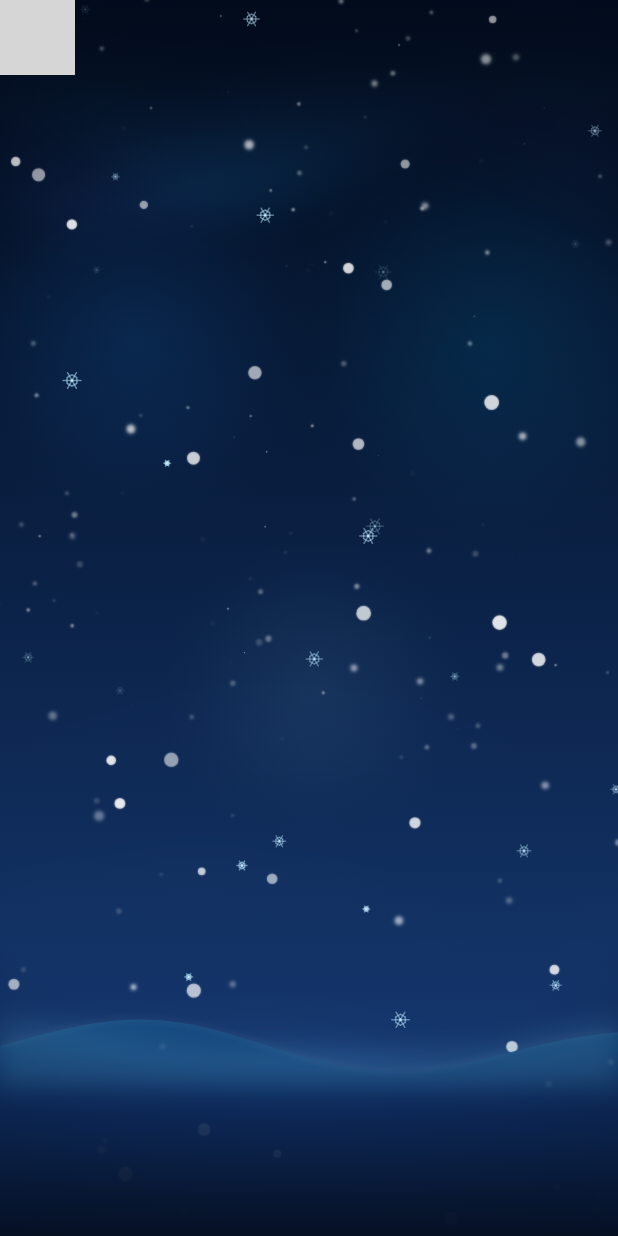
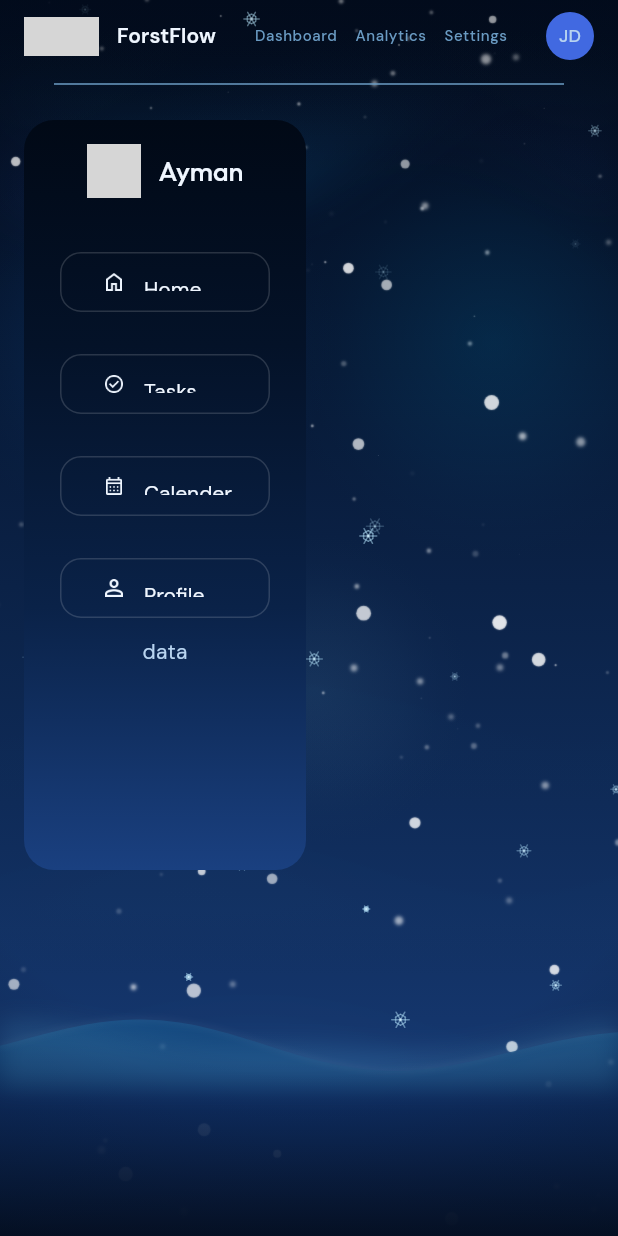
Before and after one commit to Hegazy28/omen, a Flutter app: the screen it shows after launch, on a phone screen of 412 x 824 dp. Run offline on Flutter 3.47's test engine with Material 3 defaults, Android fonts, the phone set to English and light mode, and no system bars; our stand-ins replace google_fonts; missing offline and left inert: window_manager; grey boxes are pictures that could not be loaded.

Commit message:
nice progress

```diff
--- a/lib/component/bg.dart
+++ b/lib/component/bg.dart
@@ -1,5 +1,6 @@
 import 'dart:math';
 import 'package:flutter/material.dart';
+import 'package:omen/core/myColors.dart';
 
 // ─────────────────────────────────────────────
 //  USAGE:
@@ -158,7 +159,9 @@ class _WinterBackgroundState extends State<WinterBackground>
 
   @override
   Widget build(BuildContext context) {
-    return AnimatedBuilder(
+    return Container(
+      decoration: const BoxDecoration(gradient: Mycolors.primaryGradient),
+      child: AnimatedBuilder(
         animation: Listenable.merge([
           _auroraController,
           _orb1Controller,
@@ -223,6 +226,7 @@ class _WinterBackgroundState extends State<WinterBackground>
             ],
           );
         },
+      ),
     );
   }
 
--- /dev/null
+++ b/lib/component/myButton.dart
@@ -0,0 +1,50 @@
+import 'package:flutter/material.dart';
+import 'package:omen/core/myAssets.dart';
+import 'package:omen/core/myColors.dart';
+import 'package:omen/core/myFonts.dart';
+
+class Mybutton extends StatelessWidget {
+  const Mybutton(
+      {required this.onPressed,
+      required this.text,
+      required this.imageString,
+      super.key});
+
+  final VoidCallback onPressed;
+  final String text;
+
+  final String imageString;
+  @override
+  Widget build(BuildContext context) {
+    return Padding(
+      padding: const EdgeInsets.symmetric(vertical: 8, horizontal: 8),
+      child: ElevatedButton(
+          onPressed: onPressed,
+          style: ButtonStyle(
+            fixedSize: WidgetStatePropertyAll(Size(140, 36)),
+            backgroundColor: WidgetStateProperty.all(Mycolors.transparent),
+            foregroundColor: WidgetStateProperty.all(Mycolors.textPrimary),
+            textStyle: WidgetStateProperty.all(Myfonts.bodyMedium),
+            overlayColor: WidgetStateProperty.all(Mycolors.primaryGlow),
+            shadowColor: WidgetStatePropertyAll(Mycolors.transparent),
+            shape: WidgetStateProperty.all(RoundedRectangleBorder(
+                borderRadius: BorderRadius.circular(14),
+                side: const BorderSide(color: Mycolors.glassBorder, width: 1))),
+          ),
+          child: Row(
+            mainAxisAlignment: MainAxisAlignment.start,
+            children: [
+              Image.asset(
+                imageString,
+                height: 24,
+                width: 24,
+                color: Mycolors.textPrimary,
+              ),
+              //Icon,
+              SizedBox(width: 8),
+              Text(text),
+            ],
+          )),
+    );
+  }
+}
--- a/lib/core/myAssets.dart
+++ b/lib/core/myAssets.dart
@@ -1,3 +1,7 @@
 class Myassets {
   static const String AppLogo = "assets/logo.png";
+  static const String AppCalender = "assets/Calender.png";
+  static const String AppTasks = "assets/Tasks.png";
+  static const String AppProfile = "assets/Profile.png";
+  static const String Home = "assets/Home.png";
 }
--- /dev/null
+++ b/lib/core/myColors.dart
@@ -0,0 +1,98 @@
+import 'package:flutter/material.dart';
+
+class Mycolors {
+  Mycolors._();
+
+  // ── Sky / Background ──────────────────────
+  static const Color skyDeep = Color(0xFF010916); // darkest top
+  static const Color skyMid = Color(0xFF041228); // mid sky
+  static const Color skyBase = Color(0xFF0A2248); // base sky
+  static const Color skyLight = Color(0xFF1A4080); // horizon glow
+  static const Color transparent = Color(0x00FFFFFF); // transparent
+  // ── Primary Accent — Ice Blue ─────────────
+  static const Color primary = Color(0xFF00BFFF); // deep sky blue
+  static const Color primaryLight = Color(0xFF87CEEB); // sky blue
+  static const Color primaryGlow = Color(0xFF1E90FF); // dodger blue
+  static const Color primarySubtle = Color(0xFF4FC3F7); // light blue
+
+  // ── Secondary Accent — Aurora ────────────
+  static const Color aurora1 = Color(0xFF4169E1); // royal blue
+  static const Color aurora2 = Color(0xFF00B4FF); // aurora teal-blue
+  static const Color aurora3 = Color(0xFFADD8E6); // ice shimmer
+
+  // ── Glass / Cards ────────────────────────
+  static const Color glassWhite = Color(0x14FFFFFF); // white 8%
+  static const Color glassBorder = Color(0x26FFFFFF); // white 15%
+  static const Color glassHighlight = Color(0x0FFFFFFF); // white 6%
+  static const Color glassDeep = Color(0x1A0A2248); // dark glass
+
+  // ── Text ─────────────────────────────────
+  static const Color textPrimary = Color(0xFFEFF6FF); // near white
+  static const Color textSecondary = Color(0xFFB8D4F0); // icy blue-white
+  static const Color textMuted = Color(0xFF6A9BC3); // muted blue
+  static const Color textDisabled = Color(0xFF3A5F82); // dim
+
+  // ── Task Priority Dots ───────────────────
+  static const Color priorityHigh = Color(0xFFFF6B6B); // soft red
+  static const Color priorityMedium = Color(0xFFFFD166); // warm yellow
+  static const Color priorityLow = Color(0xFF06D6A0); // mint green
+
+  // ── States ───────────────────────────────
+  static const Color success = Color(0xFF06D6A0); // mint
+  static const Color warning = Color(0xFFFFD166); // amber
+  static const Color error = Color(0xFFFF6B6B); // coral
+  static const Color info = Color(0xFF00BFFF); // ice blue
+
+  // ── Gradients ────────────────────────────
+  static const LinearGradient skyGradient = LinearGradient(
+    begin: Alignment.topCenter,
+    end: Alignment.bottomCenter,
+    colors: [skyDeep, skyMid, skyBase, skyLight],
+    stops: [0.0, 0.3, 0.65, 1.0],
+  );
+
+  static const LinearGradient primaryGradient = LinearGradient(
+    begin: Alignment.topLeft,
+    end: Alignment.bottomRight,
+    colors: [primaryGlow, primary, aurora2],
+  );
+
+  static const LinearGradient cardGradient = LinearGradient(
+    begin: Alignment.topLeft,
+    end: Alignment.bottomRight,
+    colors: [glassWhite, glassHighlight],
+  );
+
+  static const LinearGradient frostGradient = LinearGradient(
+    begin: Alignment.topCenter,
+    end: Alignment.bottomCenter,
+    colors: [Color(0xFF1A6FA8), Color(0xFF0D2B5E), Color(0xFF061228)],
+  );
+
+  // ── Shadows ──────────────────────────────
+  static List<BoxShadow> glowShadow({double intensity = 1.0}) => [
+        BoxShadow(
+          color: primary.withOpacity(0.25 * intensity),
+          blurRadius: 20 * intensity,
+          spreadRadius: 2 * intensity,
+        ),
+        BoxShadow(
+          color: primaryGlow.withOpacity(0.10 * intensity),
+          blurRadius: 40 * intensity,
+          spreadRadius: 4 * intensity,
+        ),
+      ];
+
+  static List<BoxShadow> cardShadow = [
+    BoxShadow(
+      color: skyDeep.withOpacity(0.5),
+      blurRadius: 16,
+      offset: const Offset(0, 4),
+    ),
+    BoxShadow(
+      color: primary.withOpacity(0.05),
+      blurRadius: 8,
+      offset: const Offset(0, 1),
+    ),
+  ];
+}
--- /dev/null
+++ b/lib/core/myFonts.dart
@@ -0,0 +1,163 @@
+import 'package:flutter/material.dart';
+import 'package:google_fonts/google_fonts.dart';
+import 'package:omen/core/myColors.dart';
+
+class Myfonts {
+  Myfonts._();
+
+  // ── Font Families ─────────────────────────
+  // Display / Headers  → Outfit  (geometric, modern, clean)
+  // Body / UI          → DM Sans (neutral, highly legible)
+  // Monospace / Stats  → JetBrains Mono (great for numbers/time)
+
+  // ── Display — Hero titles, greeting ──────
+  static TextStyle get displayLarge => GoogleFonts.outfit(
+        fontSize: 36,
+        fontWeight: FontWeight.w700,
+        color: Mycolors.textPrimary,
+        letterSpacing: -0.5,
+        height: 1.1,
+      );
+
+  static TextStyle get displayMedium => GoogleFonts.outfit(
+        fontSize: 28,
+        fontWeight: FontWeight.w600,
+        color: Mycolors.textPrimary,
+        letterSpacing: -0.3,
+        height: 1.15,
+      );
+
+  static TextStyle get displaySmall => GoogleFonts.outfit(
+        fontSize: 22,
+        fontWeight: FontWeight.w600,
+        color: Mycolors.textPrimary,
+        letterSpacing: -0.2,
+        height: 1.2,
+      );
+
+  // ── Headlines — Section titles ────────────
+  static TextStyle get headlineLarge => GoogleFonts.outfit(
+        fontSize: 20,
+        fontWeight: FontWeight.w600,
+        color: Mycolors.textPrimary,
+        letterSpacing: 0.0,
+      );
+
+  static TextStyle get headlineMedium => GoogleFonts.outfit(
+        fontSize: 18,
+        fontWeight: FontWeight.w500,
+        color: Mycolors.textPrimary,
+        letterSpacing: 0.0,
+      );
+
+  static TextStyle get headlineSmall => GoogleFonts.outfit(
+        fontSize: 16,
+        fontWeight: FontWeight.w500,
+        color: Mycolors.textSecondary,
+      );
+
+  // ── Body — Main content text ──────────────
+  static TextStyle get bodyLarge => GoogleFonts.dmSans(
+        fontSize: 16,
+        fontWeight: FontWeight.w400,
+        color: Mycolors.textPrimary,
+        height: 1.55,
+      );
+
+  static TextStyle get bodyMedium => GoogleFonts.dmSans(
+        fontSize: 14,
+        fontWeight: FontWeight.w400,
+        color: Mycolors.textSecondary,
+        height: 1.5,
+      );
+
+  static TextStyle get bodySmall => GoogleFonts.dmSans(
+        fontSize: 12,
+        fontWeight: FontWeight.w400,
+        color: Mycolors.textMuted,
+        height: 1.45,
+      );
+
+  // ── Labels — Tags, chips, badges ──────────
+  static TextStyle get labelLarge => GoogleFonts.dmSans(
+        fontSize: 14,
+        fontWeight: FontWeight.w600,
+        color: Mycolors.textPrimary,
+        letterSpacing: 0.1,
+      );
+
+  static TextStyle get labelMedium => GoogleFonts.dmSans(
+        fontSize: 12,
+        fontWeight: FontWeight.w500,
+        color: Mycolors.textSecondary,
+        letterSpacing: 0.2,
+      );
+
+  static TextStyle get labelSmall => GoogleFonts.dmSans(
+        fontSize: 10,
+        fontWeight: FontWeight.w500,
+        color: Mycolors.textMuted,
+        letterSpacing: 0.4,
+      );
+
+  // ── Mono — Time, stats, streaks, numbers ──
+  static TextStyle get monoLarge => GoogleFonts.jetBrainsMono(
+        fontSize: 28,
+        fontWeight: FontWeight.w700,
+        color: Mycolors.primary,
+        letterSpacing: -0.5,
+      );
+
+  static TextStyle get monoMedium => GoogleFonts.jetBrainsMono(
+        fontSize: 18,
+        fontWeight: FontWeight.w600,
+        color: Mycolors.primary,
+        letterSpacing: 0.0,
+      );
+
+  static TextStyle get monoSmall => GoogleFonts.jetBrainsMono(
+        fontSize: 13,
+        fontWeight: FontWeight.w500,
+        color: Mycolors.textSecondary,
+        letterSpacing: 0.2,
+      );
+
+  // ── Caption — Hints, subtitles ────────────
+  static TextStyle get caption => GoogleFonts.dmSans(
+        fontSize: 11,
+        fontWeight: FontWeight.w400,
+        color: Mycolors.textDisabled,
+        letterSpacing: 0.3,
+      );
+
+  // ── Button ────────────────────────────────
+  static TextStyle get button => GoogleFonts.outfit(
+        fontSize: 15,
+        fontWeight: FontWeight.w600,
+        color: Mycolors.textPrimary,
+        letterSpacing: 0.3,
+      );
+
+  static TextStyle get buttonSmall => GoogleFonts.outfit(
+        fontSize: 13,
+        fontWeight: FontWeight.w600,
+        color: Mycolors.textPrimary,
+        letterSpacing: 0.2,
+      );
+
+  // ── TextTheme — plug into ThemeData ───────
+  static TextTheme get textTheme => TextTheme(
+        displayLarge: displayLarge,
+        displayMedium: displayMedium,
+        displaySmall: displaySmall,
+        headlineLarge: headlineLarge,
+        headlineMedium: headlineMedium,
+        headlineSmall: headlineSmall,
+        bodyLarge: bodyLarge,
+        bodyMedium: bodyMedium,
+        bodySmall: bodySmall,
+        labelLarge: labelLarge,
+        labelMedium: labelMedium,
+        labelSmall: labelSmall,
+      );
+}
--- /dev/null
+++ b/lib/core/myTheme.dart
@@ -0,0 +1,62 @@
+import 'package:flutter/material.dart';
+import 'package:omen/core/myColors.dart';
+import 'package:omen/core/myFonts.dart';
+
+class AppTheme {
+  AppTheme._();
+
+  static ThemeData get dark => ThemeData(
+        useMaterial3: true,
+        brightness: Brightness.dark,
+        scaffoldBackgroundColor: Mycolors.skyDeep,
+        textTheme: Myfonts.textTheme,
+        colorScheme: const ColorScheme.dark(
+          primary: Mycolors.primary,
+          secondary: Mycolors.aurora1,
+          surface: Mycolors.skyMid,
+          error: Mycolors.error,
+          onPrimary: Mycolors.skyDeep,
+          onSecondary: Mycolors.textPrimary,
+          onSurface: Mycolors.textPrimary,
+        ),
+        cardTheme: CardThemeData(
+          color: Mycolors.glassWhite,
+          elevation: 0,
+          shape: RoundedRectangleBorder(
+            borderRadius: BorderRadius.circular(20),
+            side: const BorderSide(color: Mycolors.glassBorder, width: 1),
+          ),
+        ),
+        elevatedButtonTheme: ElevatedButtonThemeData(
+          style: ElevatedButton.styleFrom(
+            backgroundColor: Mycolors.primary,
+            foregroundColor: Mycolors.skyDeep,
+            textStyle: Myfonts.button,
+            shape:
+                RoundedRectangleBorder(borderRadius: BorderRadius.circular(14)),
+            padding: const EdgeInsets.symmetric(horizontal: 24, vertical: 14),
+            elevation: 0,
+          ),
+        ),
+        inputDecorationTheme: InputDecorationTheme(
+          filled: true,
+          fillColor: Mycolors.glassWhite,
+          border: OutlineInputBorder(
+            borderRadius: BorderRadius.circular(14),
+            borderSide: const BorderSide(color: Mycolors.glassBorder),
+          ),
+          enabledBorder: OutlineInputBorder(
+            borderRadius: BorderRadius.circular(14),
+            borderSide: const BorderSide(color: Mycolors.glassBorder),
+          ),
+          focusedBorder: OutlineInputBorder(
+            borderRadius: BorderRadius.circular(14),
+            borderSide: const BorderSide(color: Mycolors.primary, width: 1.5),
+          ),
+          hintStyle: Myfonts.bodyMedium,
+          labelStyle: Myfonts.labelMedium,
+        ),
+        dividerColor: Mycolors.glassBorder,
+        iconTheme: const IconThemeData(color: Mycolors.textSecondary, size: 22),
+      );
+}
--- a/lib/main.dart
+++ b/lib/main.dart
@@ -1,9 +1,20 @@
 import 'package:flutter/material.dart';
 import 'package:omen/component/bg.dart';
-import 'package:omen/core/myAssets.dart';
+import 'package:omen/core/myTheme.dart';
 import 'package:omen/ui/home.dart';
+import 'package:window_manager/window_manager.dart';
 
-void main() {
+Future<void> main() async {
+  WidgetsFlutterBinding.ensureInitialized();
+  await windowManager.ensureInitialized();
+
+  windowManager.waitUntilReadyToShow().then((_) async {
+    await windowManager.maximize(); // opens app in full-screen
+    await windowManager.show();
+    await windowManager.focus();
+    await windowManager.maximize();
+    await windowManager.setResizable(false);
+  });
   runApp(const MyApp());
 }
 
@@ -15,19 +26,11 @@ class MyApp extends StatelessWidget {
     return MaterialApp(
         debugShowCheckedModeBanner: false,
         title: 'Flutter Demo',
-        // theme: ThemeData(
-        //   colorScheme: ColorScheme.fromSeed(seedColor: Colors.deepPurple),
-        //   useMaterial3: true,
-        // ),
+        theme: AppTheme.dark,
         home: Scaffold(
-          // appBar: AppBar(
-          //   title: const Text('Omen'),
-          //   backgroundColor: Colors.transparent,
-          // ),
           body: Stack(children: [
             const WinterBackground(),
             Home(),
-            // seeeeeeeeeee
           ]),
         ));
   }
--- a/lib/ui/home.dart
+++ b/lib/ui/home.dart
@@ -1,17 +1,108 @@
 import 'package:flutter/material.dart';
+import 'package:omen/component/myButton.dart';
 import 'package:omen/core/myAssets.dart';
+import 'package:omen/core/myColors.dart';
+import 'package:omen/core/myFonts.dart';
 
 class Home extends StatelessWidget {
   const Home({super.key});
 
   @override
   Widget build(BuildContext context) {
-    return Column(
-      children: [
-        Row(
-          children: [Image.asset(Myassets.AppLogo, height: 50, width: 50)],
-        )
-      ],
+    return SingleChildScrollView(
+      child: Column(
+        children: [
+          Padding(
+            padding:
+                const EdgeInsets.only(top: 8, left: 16, right: 16, bottom: 0),
+            child: Row(
+              mainAxisAlignment: MainAxisAlignment.start,
+              children: [
+                Image.asset(Myassets.AppLogo, height: 26, width: 50),
+                SizedBox(width: 12),
+                Text("ForstFlow", style: Myfonts.labelLarge),
+                Spacer(),
+                Text("Dashboard", style: Myfonts.labelSmall),
+                SizedBox(width: 12),
+                Text("Analytics", style: Myfonts.labelSmall),
+                SizedBox(width: 12),
+                Text("Settings", style: Myfonts.labelSmall),
+                Spacer(),
+                CircleAvatar(
+                  radius: 16,
+                  backgroundColor: Mycolors.aurora1,
+                  child: Text("JD", style: Myfonts.labelMedium),
+                ),
+              ],
+            ),
+          ),
+          Divider(
+            color: Mycolors.textMuted,
+            thickness: 1,
+            height: 32,
+            endIndent: 36,
+            indent: 36,
+          ),
+          Row(
+            children: [
+              Container(
+                height: 500,
+                margin: const EdgeInsets.only(left: 16, top: 8, bottom: 8),
+                padding: const EdgeInsets.all(16),
+                decoration: BoxDecoration(
+                    gradient: Mycolors.skyGradient,
+                    borderRadius: BorderRadius.circular(20)),
+                child: Column(
+                  children: [
+                    Row(
+                      children: [
+                        Image.asset(Myassets.AppLogo, height: 36, width: 36),
+                        SizedBox(
+                          width: 12,
+                        ),
+                        Text("Ayman", style: Myfonts.headlineMedium),
+                      ],
+                    ),
+                    SizedBox(
+                      height: 24,
+                    ),
+                    Mybutton(
+                      onPressed: () {},
+                      text: "Home",
+                      imageString: Myassets.Home,
+                    ),
+                    SizedBox(
+                      height: 4,
+                    ),
+                    Mybutton(
+                      onPressed: () {},
+                      text: "Tasks",
+                      imageString: Myassets.AppTasks,
+                    ),
+                    SizedBox(
+                      height: 4,
+                    ),
+                    Mybutton(
+                      onPressed: () {},
+                      text: "Calender",
+                      imageString: Myassets.AppCalender,
+                    ),
+                    SizedBox(
+                      height: 4,
+                    ),
+                    Mybutton(
+                      onPressed: () {},
+                      text: "Profile",
+                      imageString: Myassets.AppProfile,
+                    ),
+                    Text("data")
+                  ],
+                ),
+              )
+            ],
+          )
+        ],
+      ),
     );
   }
 }
--- a/pubspec.yaml
+++ b/pubspec.yaml
@@ -34,6 +34,8 @@ dependencies:
   # The following adds the Cupertino Icons font to your application.
   # Use with the CupertinoIcons class for iOS style icons.
   cupertino_icons: ^1.0.8
+  google_fonts: ^6.3.0
+  window_manager: ^0.5.1
 
 dev_dependencies:
   flutter_test:
```
Also changed, not shown: assets/Calender.png (added), assets/Home.png (added), assets/Profile.png (added), assets/Tasks.png (added), pubspec.lock, 5 other files. Lines whose indentation alone changed are shown as unchanged.
